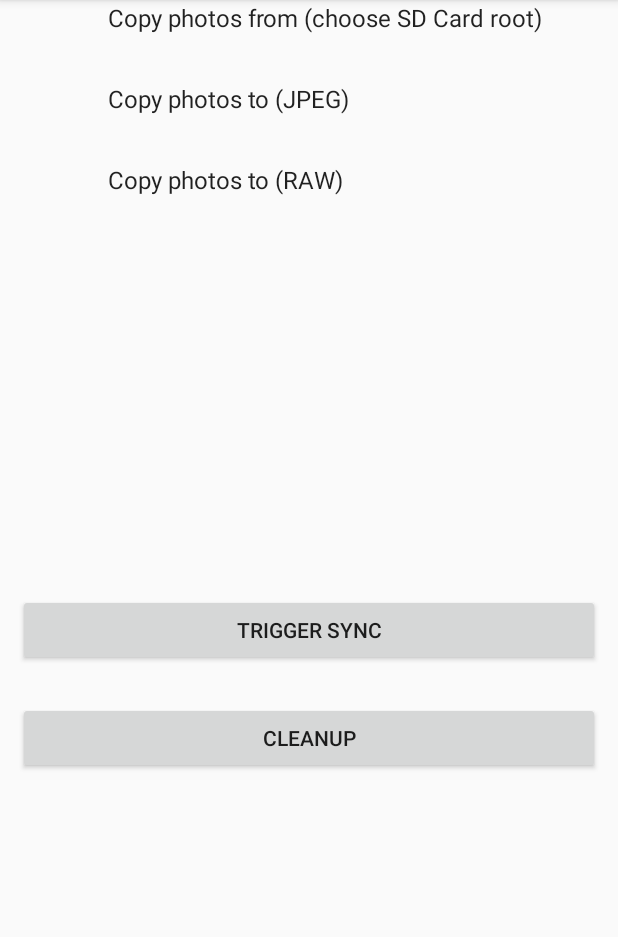
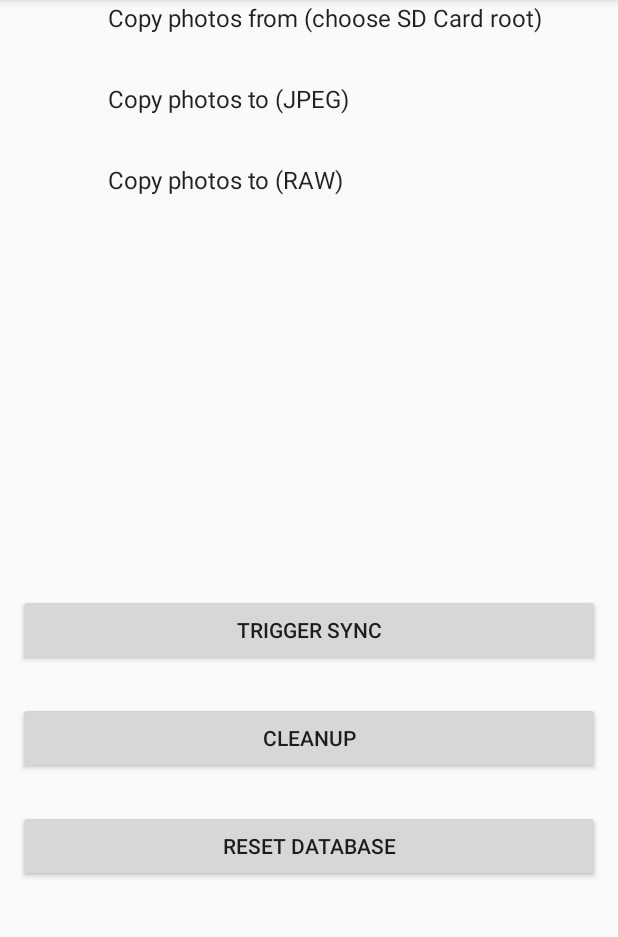
Before and after one commit to muojp/sync-memories, an Android app: the screen it shows after launch (MainActivity), on a phone screen of 412 x 824 dp, the part 84-1021 px from its top. Run offline under Robolectric (Android 15) with nearby library versions, the light colour scheme and no system bars; our stand-ins replace androidx.preference; libraries missing offline, so code that uses them is left out: permissions.dispatcher; 1 statement that could not run was skipped.

Commit message:
Add a (not yet functional) DB manipulation button

```diff
--- a/app/src/main/res/layout/frag_controllers.xml
+++ b/app/src/main/res/layout/frag_controllers.xml
@@ -18,4 +18,11 @@
         android:layout_margin="12dp"
         android:text="@string/btn_label_cleanup" />
 
+    <Button
+        android:id="@+id/btn_reset_db"
+        android:layout_width="match_parent"
+        android:layout_height="wrap_content"
+        android:layout_margin="12dp"
+        android:text="@string/btn_label_reset_database" />
+
 </LinearLayout>
--- a/app/src/main/res/values/strings.xml
+++ b/app/src/main/res/values/strings.xml
@@ -5,4 +5,5 @@
     <string name="pref_title_srcRoot">Copy photos from (choose SD Card root)</string>
     <string name="pref_title_destJpegRoot">Copy photos to (JPEG)</string>
     <string name="pref_title_destRawRoot">Copy photos to (RAW)</string>
+    <string name="btn_label_reset_database">Reset Database</string>
 </resources>
```
